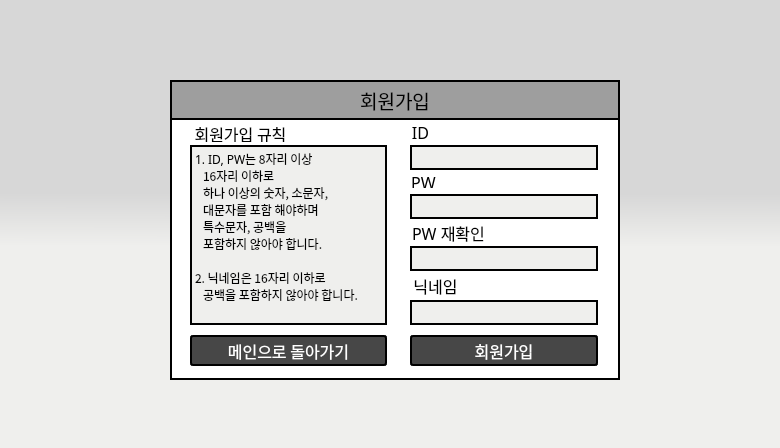
The window that UI/joinGUI.ui (ChaeHyunsic/PIM_agent) describes before a commit, drawn with Qt 5.
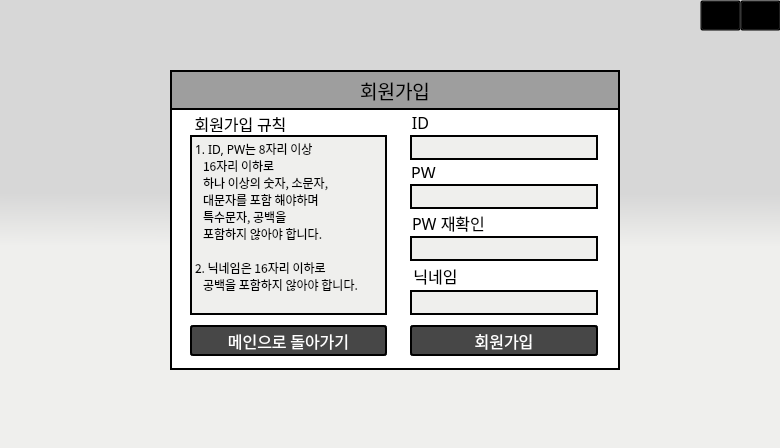
The same window after the commit.

Commit message: add background execution (+tray icon) func

Diff of the .ui file:
```diff
--- a/UI/joinGUI.ui
+++ b/UI/joinGUI.ui
@@ -20,7 +20,7 @@
    <property name="geometry">
     <rect>
      <x>170</x>
-     <y>80</y>
+     <y>70</y>
      <width>450</width>
      <height>300</height>
     </rect>
@@ -724,6 +724,56 @@
     </property>
    </widget>
   </widget>
+  <widget class="QPushButton" name="minimizeBtn">
+   <property name="geometry">
+    <rect>
+     <x>700</x>
+     <y>0</y>
+     <width>41</width>
+     <height>31</height>
+    </rect>
+   </property>
+   <property name="font">
+    <font>
+     <family>Arial</family>
+     <pointsize>20</pointsize>
+    </font>
+   </property>
+   <property name="styleSheet">
+    <string notr="true">QPushButton{
+background-color:transparent
+}
+
+ QPushButton:hover {
+     background-color: #9E9E9E;
+ }</string>
+   </property>
+   <property name="text">
+    <string/>
+   </property>
+  </widget>
+  <widget class="QPushButton" name="closeBtn">
+   <property name="geometry">
+    <rect>
+     <x>740</x>
+     <y>0</y>
+     <width>41</width>
+     <height>31</height>
+    </rect>
+   </property>
+   <property name="styleSheet">
+    <string notr="true">QPushButton{
+background-color:transparent
+}
+
+ QPushButton:hover {
+     background-color: rgb(191, 83, 62);
+ }</string>
+   </property>
+   <property name="text">
+    <string/>
+   </property>
+  </widget>
  </widget>
  <resources/>
  <connections/>
```
The commit also changes 7 other files.
